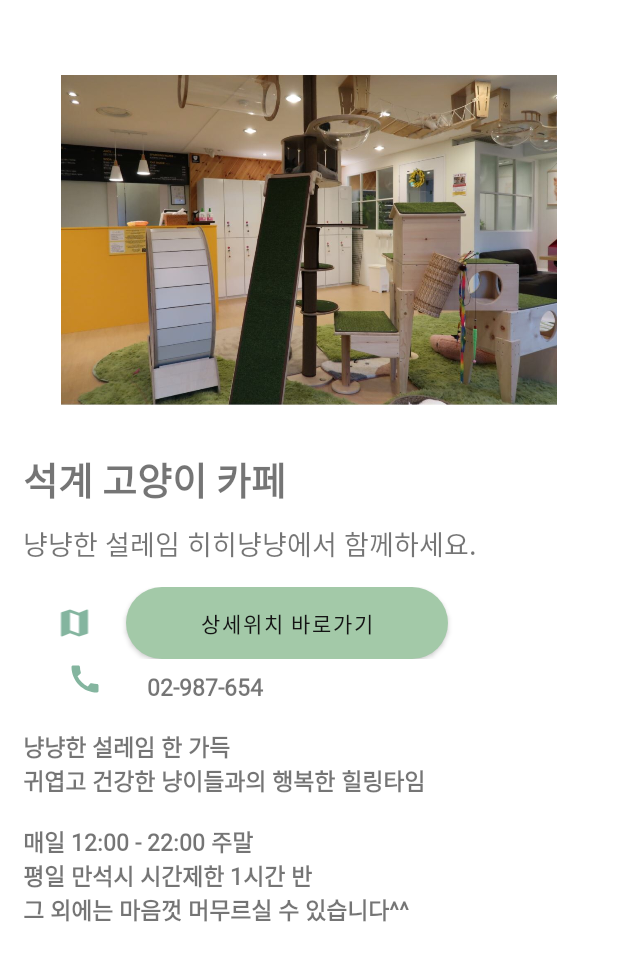
After one commit to subinkim26/CafeReviewApp, an Android app: the searchDetailActivity screen opened directly, with no data from a screen before it, on a phone screen of 412 x 824 dp. The commit adds this screen. Shown: the top 961 px of the screen. Run offline under Robolectric (Android 15) with nearby library versions, the phone set to English and light mode, and no system bars.

Commit message:
진짜진짜 최종

```diff
--- a/app/src/main/AndroidManifest.xml
+++ b/app/src/main/AndroidManifest.xml
@@ -19,7 +19,8 @@
         android:roundIcon="@mipmap/ic_launcher_round"
         android:supportsRtl="true"
         android:theme="@style/Theme.CafeReviewApp.NoActionBar">
-        <activity android:name=".searchActivity"></activity>
+        <activity android:name=".searchDetailActivity"></activity>
+        <activity android:name=".searchActivity" />
         <!--
              The API key for Google Maps-based APIs is defined as a string resource.
              (See the file "res/values/google_maps_api.xml").
--- a/app/src/main/java/com/example/cafereviewapp/searchActivity.kt
+++ b/app/src/main/java/com/example/cafereviewapp/searchActivity.kt
@@ -1,11 +1,28 @@
 package com.example.cafereviewapp
 
+import android.content.Intent
 import androidx.appcompat.app.AppCompatActivity
 import android.os.Bundle
+import android.widget.ImageButton
 
 class searchActivity : AppCompatActivity() {
+
+
+    lateinit var secondButton : ImageButton
+
+
+
     override fun onCreate(savedInstanceState: Bundle?) {
         super.onCreate(savedInstanceState)
         setContentView(R.layout.activity_search)
+
+        secondButton = findViewById(R.id.secondButton)
+
+
+        secondButton.setOnClickListener {
+            val intent = Intent(this, searchDetailActivity::class.java)
+            startActivity(intent)
+
+        }
     }
 }
--- /dev/null
+++ b/app/src/main/java/com/example/cafereviewapp/searchDetailActivity.kt
@@ -0,0 +1,28 @@
+package com.example.cafereviewapp
+
+import android.content.Intent
+import androidx.appcompat.app.AppCompatActivity
+import android.os.Bundle
+import android.widget.Button
+
+class searchDetailActivity : AppCompatActivity() {
+
+    lateinit var mapbutton : Button
+
+    override fun onCreate(savedInstanceState: Bundle?) {
+        super.onCreate(savedInstanceState)
+        setContentView(R.layout.activity_search_detail)
+
+
+
+        mapbutton = findViewById(R.id.mapbutton)
+
+
+
+        mapbutton.setOnClickListener {
+            val intent = Intent(this, MapsActivity::class.java)
+            startActivity(intent)
+
+        }
+    }
+}
--- a/app/src/main/res/layout/activity_search.xml
+++ b/app/src/main/res/layout/activity_search.xml
@@ -33,7 +33,7 @@
                 android:textSize="20sp"/>
 
             <ImageButton
-                android:layout_marginTop="20dp"
+                android:layout_marginTop="15dp"
                 android:id="@+id/firstButton"
                 android:layout_gravity="center"
                 android:layout_width="match_parent"
@@ -57,7 +57,7 @@
                 android:adjustViewBounds="true"
                 android:backgroundTint="#FFFFFF"
                 android:scaleType="fitXY"
-                app:srcCompat="@drawable/search_example" />
+                app:srcCompat="@drawable/search_cat" />
 
             <ImageButton
                 android:id="@+id/thirdButton"
--- /dev/null
+++ b/app/src/main/res/layout/activity_search_detail.xml
@@ -0,0 +1,136 @@
+<?xml version="1.0" encoding="utf-8"?>
+<LinearLayout xmlns:android="http://schemas.android.com/apk/res/android"
+    xmlns:app="http://schemas.android.com/apk/res-auto"
+    xmlns:tools="http://schemas.android.com/tools"
+    android:layout_width="match_parent"
+    android:layout_height="match_parent"
+    android:orientation="vertical"
+    tools:context=".detailActivity">
+
+
+    <ImageView
+        android:id="@+id/cafeimage"
+        android:layout_width="match_parent"
+        android:layout_height="400dp"
+
+        android:layout_marginTop="50dp"
+        android:layout_marginStart="20dp"
+        android:layout_marginEnd="20dp"
+        android:layout_weight="4"
+
+        android:adjustViewBounds="true"
+        android:scaleType="centerInside"
+        app:srcCompat="@drawable/search_detail"
+
+
+        />
+
+    <LinearLayout
+        android:layout_width="match_parent"
+        android:layout_height="match_parent"
+        android:layout_weight="6"
+        android:orientation="vertical">
+
+        <TextView
+            android:id="@+id/cafename"
+            android:layout_width="match_parent"
+            android:layout_height="wrap_content"
+            android:layout_marginStart="15dp"
+            android:fontFamily="@font/boldscdream"
+            android:textStyle="bold"
+            android:layout_marginTop="30dp"
+            android:text="석계 고양이 카페"
+            android:textSize="25dp" />
+
+        <TextView
+            android:id="@+id/subtext"
+            android:layout_width="match_parent"
+            android:layout_height="wrap_content"
+            android:layout_marginStart="15dp"
+            android:layout_marginTop="10dp"
+
+            android:fontFamily="@font/scdream2"
+            android:text="냥냥한 설레임 히히냥냥에서 함께하세요."
+            android:textSize="18dp" />
+
+        <LinearLayout
+            android:layout_width="match_parent"
+            android:layout_height="wrap_content"
+            android:orientation="horizontal"
+            android:layout_marginStart="15dp"
+            android:layout_marginTop="15dp"
+            >
+
+            <ImageView
+                android:id="@+id/imageView3"
+                android:layout_width="wrap_content"
+                android:layout_height="wrap_content"
+                android:layout_gravity="center"
+                android:layout_weight="2"
+                app:srcCompat="@drawable/ic_baseline_map_24" />
+
+            <Button
+                android:id="@+id/mapbutton"
+                android:layout_width="wrap_content"
+                android:layout_height="wrap_content"
+                android:layout_gravity="center"
+                android:layout_weight="3"
+                android:background="@drawable/buttonshape"
+                android:fontFamily="@font/scdream2"
+
+                android:text="상세위치 바로가기"
+                android:textColor="#131313" />
+
+            <TextView
+                android:id="@+id/textView2"
+                android:layout_width="wrap_content"
+                android:layout_height="wrap_content"
+                android:layout_weight="5"
+                android:text="" />
+        </LinearLayout>
+
+        <LinearLayout
+            android:layout_width="match_parent"
+            android:layout_height="wrap_content"
+            android:orientation="horizontal"
+            android:layout_marginStart="15dp">
+
+            <ImageView
+                android:id="@+id/imageView4"
+                android:layout_width="wrap_content"
+                android:layout_height="wrap_content"
+                android:layout_gravity="center"
+                android:layout_weight="2"
+                app:srcCompat="@drawable/ic_baseline_call_24" />
+
+            <TextView
+                android:id="@+id/textView5"
+                android:layout_width="wrap_content"
+                android:layout_height="wrap_content"
+                android:layout_weight="8"
+                android:text="02-987-654"
+                android:layout_marginTop="5dp"
+                android:layout_gravity="center"
+                android:textStyle="bold"
+                android:textSize="15dp"
+                android:fontFamily="@font/scdream2"/>
+        </LinearLayout>
+
+        <TextView
+            android:id="@+id/textView6"
+            android:layout_width="match_parent"
+            android:layout_height="wrap_content"
+            android:layout_marginStart="15dp"
+            android:layout_marginTop="20dp"
+            android:layout_marginEnd="10dp"
+            android:textSize="15dp"
+            android:textStyle="bold"
+            android:text="냥냥한 설레임 한 가득\n귀엽고 건강한 냥이들과의 행복한 힐링타임\n\n매일 12:00 - 22:00 주말\n평일 만석시 시간제한 1시간 반\n그 외에는 마음껏 머무르실 수 있습니다^^ "
+            android:fontFamily="@font/scdream2"/>
+
+
+
+
+    </LinearLayout>
+
+</LinearLayout>
```
Also changed, not shown: app/src/main/res/drawable/search_cat.png (added), app/src/main/res/drawable/search_dessert.jpg (deleted), app/src/main/res/drawable/search_dessert.png (added), app/src/main/res/drawable/search_detail.jpg (added), app/src/main/res/drawable/search_example.png (deleted), app/src/main/res/drawable/search_flower.jpg (deleted), app/src/main/res/drawable/search_flower.png (added), app/src/main/res/drawable/search_game.jpg (deleted), app/src/main/res/drawable/search_game.png (added).
